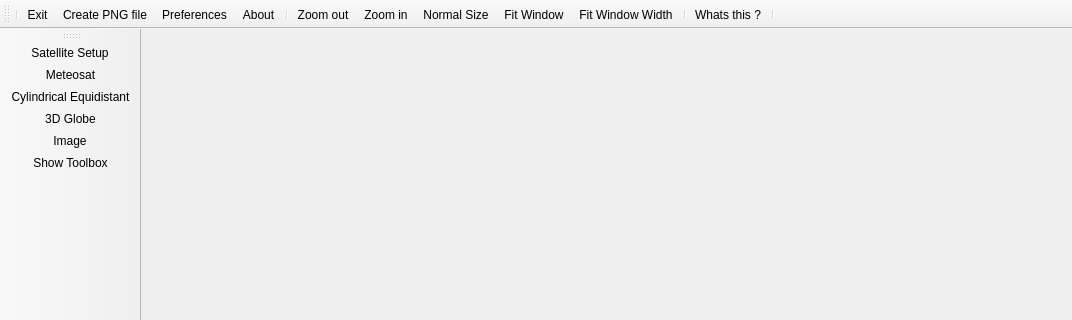
The window that core/mainwindow.ui (hvanruys/EUMETCastView) describes before a commit, drawn with Qt 5; both pictures show x 0 to 1072 and y 0 to 320 of the 1072 by 669 pixel window.
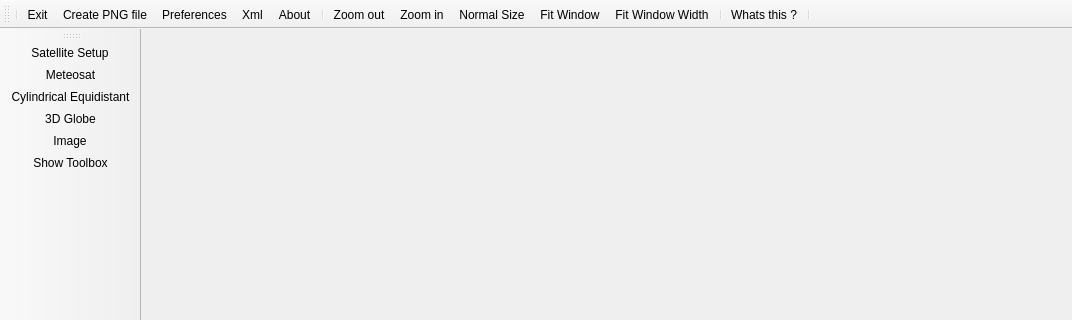
The same window after the commit. Icons and pictures are not drawn.

```diff
--- a/core/mainwindow.ui
+++ b/core/mainwindow.ui
@@ -47,6 +47,7 @@
    <addaction name="actionExit"/>
    <addaction name="actionCreatePNG"/>
    <addaction name="actionPreferences"/>
+   <addaction name="actionXml"/>
    <addaction name="actionAbout"/>
    <addaction name="separator"/>
    <addaction name="actionZoomout"/>
@@ -271,6 +272,15 @@
     <string>Whats this ?</string>
    </property>
   </action>
+  <action name="actionXml">
+   <property name="icon">
+    <iconset resource="EUMETCastView.qrc">
+     <normaloff>:/icons/icons/oxygen/tools-wizard.png</normaloff>:/icons/icons/oxygen/tools-wizard.png</iconset>
+   </property>
+   <property name="text">
+    <string>Xml</string>
+   </property>
+  </action>
  </widget>
  <layoutdefault spacing="6" margin="11"/>
  <resources>
```
